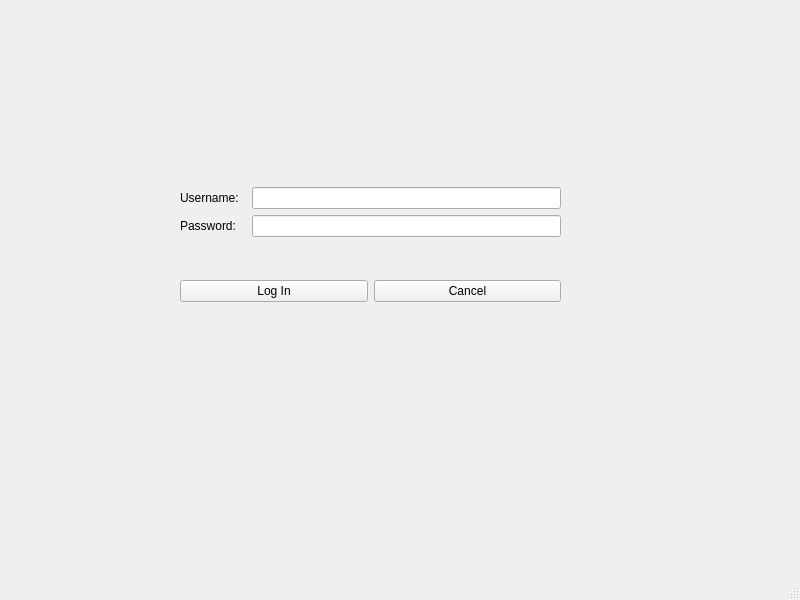
This is ForumClient/mainwindow.ui in AndreiPascu180/OOP_Forum as Qt 5 draws it before an edit. The edited form follows.
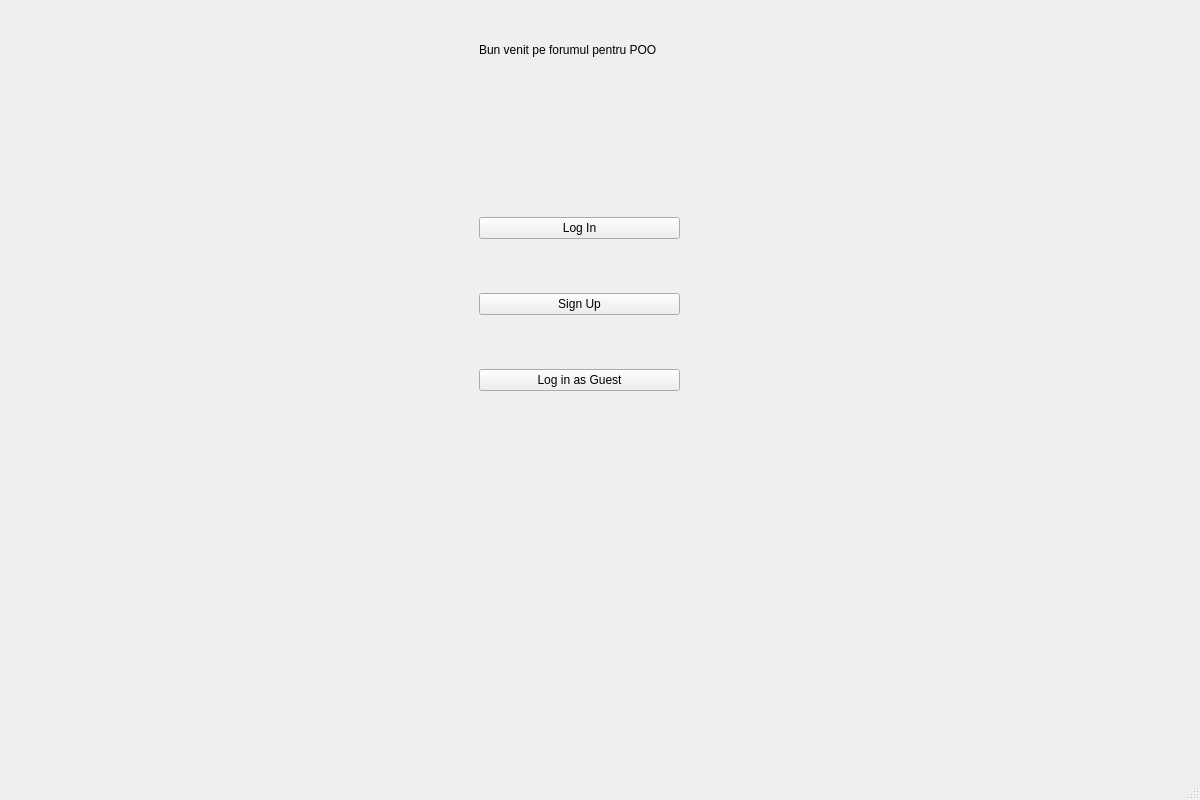
This is the edited form. The open tabs and pages were chosen to show the change.

Commit message:
Basic Pages and Navigating
Navigare intre paginile aceluiasi widget, dar si intre widgets din clase diferite pentru organizarea topicurilor

```diff
--- a/ForumClient/mainwindow.ui
+++ b/ForumClient/mainwindow.ui
@@ -6,24 +6,91 @@
    <rect>
     <x>0</x>
     <y>0</y>
-    <width>800</width>
-    <height>600</height>
+    <width>1200</width>
+    <height>800</height>
    </rect>
   </property>
   <property name="windowTitle">
    <string>MainWindow</string>
   </property>
   <widget class="QWidget" name="centralwidget">
+   <layout class="QVBoxLayout" name="verticalLayout_4">
+    <item>
+     <widget class="QStackedWidget" name="stackedWidget">
+      <property name="currentIndex">
+       <number>1</number>
+      </property>
+      <widget class="QWidget" name="Page0_WelcomePage">
+       <widget class="QLabel" name="label_3">
+        <property name="geometry">
+         <rect>
+          <x>470</x>
+          <y>20</y>
+          <width>241</width>
+          <height>41</height>
+         </rect>
+        </property>
+        <property name="text">
+         <string>Bun venit pe forumul pentru POO</string>
+        </property>
+       </widget>
    <widget class="QWidget" name="layoutWidget">
     <property name="geometry">
      <rect>
-      <x>180</x>
-      <y>150</y>
-      <width>381</width>
-      <height>191</height>
+          <x>470</x>
+          <y>160</y>
+          <width>201</width>
+          <height>271</height>
+         </rect>
+        </property>
+        <layout class="QVBoxLayout" name="verticalLayout_5">
+         <item>
+          <widget class="QPushButton" name="Home_LogIn_Button">
+           <property name="text">
+            <string>Log In</string>
+           </property>
+          </widget>
+         </item>
+         <item>
+          <widget class="QPushButton" name="Home_SignUp_Button">
+           <property name="text">
+            <string>Sign Up</string>
+           </property>
+          </widget>
+         </item>
+         <item>
+          <widget class="QPushButton" name="Home_Guest_Button">
+           <property name="text">
+            <string>Log in as Guest</string>
+           </property>
+          </widget>
+         </item>
+        </layout>
+       </widget>
+      </widget>
+      <widget class="QWidget" name="Page1_LogIn">
+       <widget class="QWidget" name="layoutWidget">
+        <property name="geometry">
+         <rect>
+          <x>380</x>
+          <y>80</y>
+          <width>501</width>
+          <height>371</height>
      </rect>
     </property>
     <layout class="QVBoxLayout" name="verticalLayout_3">
+         <property name="leftMargin">
+          <number>7</number>
+         </property>
+         <property name="topMargin">
+          <number>7</number>
+         </property>
+         <property name="rightMargin">
+          <number>7</number>
+         </property>
+         <property name="bottomMargin">
+          <number>7</number>
+         </property>
      <item>
       <layout class="QHBoxLayout" name="horizontalLayout">
        <item>
@@ -77,6 +144,53 @@
     </layout>
    </widget>
   </widget>
+      <widget class="QWidget" name="Page2_SignUp"/>
+      <widget class="QWidget" name="Page3_Home">
+       <widget class="QWidget" name="layoutWidget">
+        <property name="geometry">
+         <rect>
+          <x>450</x>
+          <y>90</y>
+          <width>271</width>
+          <height>391</height>
+         </rect>
+        </property>
+        <layout class="QVBoxLayout" name="verticalLayout_6">
+         <item>
+          <widget class="QPushButton" name="OtherTopics">
+           <property name="text">
+            <string>Other Topics</string>
+           </property>
+          </widget>
+         </item>
+         <item>
+          <widget class="QPushButton" name="Topic2">
+           <property name="text">
+            <string>Topic 2</string>
+           </property>
+          </widget>
+         </item>
+         <item>
+          <widget class="QPushButton" name="Topic4">
+           <property name="text">
+            <string>Topic 3</string>
+           </property>
+          </widget>
+         </item>
+         <item>
+          <widget class="QPushButton" name="Topic3">
+           <property name="text">
+            <string>Topic 4</string>
+           </property>
+          </widget>
+         </item>
+        </layout>
+       </widget>
+      </widget>
+     </widget>
+    </item>
+   </layout>
+  </widget>
   <widget class="QMenuBar" name="menubar">
    <property name="geometry">
     <rect>
@@ -87,7 +201,11 @@
     </rect>
    </property>
   </widget>
-  <widget class="QStatusBar" name="statusbar"/>
+  <widget class="QStatusBar" name="statusbar">
+   <property name="enabled">
+    <bool>false</bool>
+   </property>
+  </widget>
  </widget>
  <resources/>
  <connections>
```
Left out of the diff: 32 changed lines with no effect on the pictures. Lines whose indentation alone changed are shown as unchanged. The commit also changes 14 other files.
